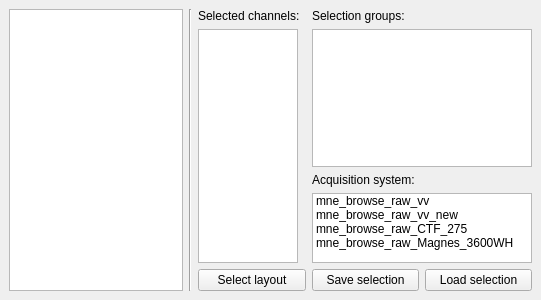
The window that applications/mne_browse_raw_qt/Windows/selectionmanagerwindow.ui (mne-tools/mne-cpp) describes before a commit, drawn with Qt 5.
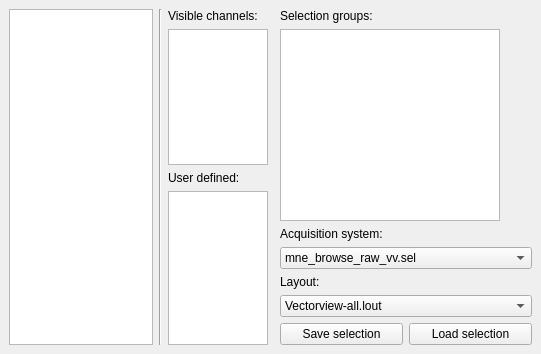
The same window after the commit.

Commit message: - almost finished selection manager - channels are now plotted, can be selected and corresponding rows are hidden in the raw data view - renamened ChannelItem to channelSceneItem

Diff of the .ui file:
```diff
--- a/applications/mne_browse_raw_qt/Windows/selectionmanagerwindow.ui
+++ b/applications/mne_browse_raw_qt/Windows/selectionmanagerwindow.ui
@@ -7,7 +7,7 @@
     <x>0</x>
     <y>0</y>
     <width>541</width>
-    <height>300</height>
+    <height>354</height>
    </rect>
   </property>
   <property name="allowedAreas">
@@ -18,29 +18,7 @@
   </property>
   <widget class="QWidget" name="dockWidgetContents">
    <layout class="QGridLayout" name="gridLayout">
-    <item row="1" column="2" rowspan="3" colspan="2">
-     <widget class="QListWidget" name="m_listWidget_selectedChannels">
-      <property name="sizePolicy">
-       <sizepolicy hsizetype="Fixed" vsizetype="Preferred">
-        <horstretch>0</horstretch>
-        <verstretch>0</verstretch>
-       </sizepolicy>
-      </property>
-      <property name="minimumSize">
-       <size>
-        <width>100</width>
-        <height>0</height>
-       </size>
-      </property>
-      <property name="maximumSize">
-       <size>
-        <width>100</width>
-        <height>16777215</height>
-       </size>
-      </property>
-     </widget>
-    </item>
-    <item row="4" column="6">
+    <item row="13" column="6">
      <widget class="QPushButton" name="pushButton_changeSelection">
       <property name="sizePolicy">
        <sizepolicy hsizetype="Preferred" vsizetype="Fixed">
@@ -53,80 +31,38 @@
       </property>
      </widget>
     </item>
-    <item row="3" column="5" colspan="2">
-     <widget class="QListWidget" name="m_listWidget_selectionFiles">
-      <property name="sizePolicy">
-       <sizepolicy hsizetype="Fixed" vsizetype="Preferred">
-        <horstretch>0</horstretch>
-        <verstretch>0</verstretch>
-       </sizepolicy>
-      </property>
-      <property name="minimumSize">
-       <size>
-        <width>220</width>
-        <height>0</height>
-       </size>
-      </property>
-      <property name="maximumSize">
-       <size>
-        <width>220</width>
-        <height>16777215</height>
-       </size>
-      </property>
-      <property name="verticalScrollBarPolicy">
-       <enum>Qt::ScrollBarAsNeeded</enum>
-      </property>
-      <property name="horizontalScrollBarPolicy">
-       <enum>Qt::ScrollBarAsNeeded</enum>
-      </property>
-      <property name="sizeAdjustPolicy">
-       <enum>QAbstractScrollArea::AdjustToContents</enum>
-      </property>
+    <item row="12" column="5" colspan="2">
+     <widget class="QComboBox" name="m_comboBox_layoutFile">
       <item>
        <property name="text">
-        <string>mne_browse_raw_vv</string>
+        <string>Vectorview-all.lout</string>
        </property>
       </item>
       <item>
        <property name="text">
-        <string>mne_browse_raw_vv_new</string>
+        <string>Vectorview-grad.lout</string>
        </property>
       </item>
       <item>
        <property name="text">
-        <string>mne_browse_raw_CTF_275</string>
+        <string>Vectorview-mag.lout</string>
        </property>
       </item>
       <item>
        <property name="text">
-        <string>mne_browse_raw_Magnes_3600WH</string>
+        <string>CTF-275.lout</string>
        </property>
       </item>
      </widget>
     </item>
-    <item row="1" column="5" colspan="2">
-     <widget class="QListWidget" name="m_listWidget_selectionGroups">
-      <property name="sizePolicy">
-       <sizepolicy hsizetype="Fixed" vsizetype="Preferred">
-        <horstretch>0</horstretch>
-        <verstretch>0</verstretch>
-       </sizepolicy>
+    <item row="11" column="5">
+     <widget class="QLabel" name="label_4">
+      <property name="text">
+       <string>Layout:</string>
       </property>
-      <property name="minimumSize">
-       <size>
-        <width>220</width>
-        <height>0</height>
-       </size>
-      </property>
-      <property name="maximumSize">
-       <size>
-        <width>220</width>
-        <height>16777215</height>
-       </size>
-      </property>
      </widget>
     </item>
-    <item row="4" column="5">
+    <item row="13" column="5">
      <widget class="QPushButton" name="m_pushButton_saveSelection">
       <property name="sizePolicy">
        <sizepolicy hsizetype="Preferred" vsizetype="Fixed">
@@ -139,10 +75,54 @@
       </property>
      </widget>
     </item>
-    <item row="4" column="2" colspan="2">
-     <widget class="QPushButton" name="m_pushButton_selectLayout">
+    <item row="2" column="2">
+     <widget class="QLabel" name="label_5">
       <property name="text">
-       <string>Select layout</string>
+       <string>User defined:</string>
+      </property>
+     </widget>
+    </item>
+    <item row="3" column="2" rowspan="11">
+     <widget class="QListWidget" name="m_listWidget_userDefined">
+      <property name="sizePolicy">
+       <sizepolicy hsizetype="Fixed" vsizetype="Expanding">
+        <horstretch>0</horstretch>
+        <verstretch>0</verstretch>
+       </sizepolicy>
+      </property>
+      <property name="minimumSize">
+       <size>
+        <width>100</width>
+        <height>0</height>
+       </size>
+      </property>
+      <property name="maximumSize">
+       <size>
+        <width>100</width>
+        <height>16777215</height>
+       </size>
+      </property>
+     </widget>
+    </item>
+    <item row="1" column="2" colspan="2">
+     <widget class="QListWidget" name="m_listWidget_visibleChannels">
+      <property name="sizePolicy">
+       <sizepolicy hsizetype="Fixed" vsizetype="Preferred">
+        <horstretch>0</horstretch>
+        <verstretch>0</verstretch>
+       </sizepolicy>
+      </property>
+      <property name="minimumSize">
+       <size>
+        <width>100</width>
+        <height>0</height>
+       </size>
+      </property>
+      <property name="maximumSize">
+       <size>
+        <width>100</width>
+        <height>16777215</height>
+       </size>
       </property>
      </widget>
     </item>
@@ -155,7 +135,27 @@
        </sizepolicy>
       </property>
       <property name="text">
-       <string>Selected channels:</string>
+       <string>Visible channels:</string>
+      </property>
+     </widget>
+    </item>
+    <item row="0" column="1" rowspan="14">
+     <widget class="Line" name="line">
+      <property name="orientation">
+       <enum>Qt::Vertical</enum>
+      </property>
+     </widget>
+    </item>
+    <item row="0" column="0" rowspan="14">
+     <widget class="QGraphicsView" name="m_graphicsView_layoutPlot">
+      <property name="dragMode">
+       <enum>QGraphicsView::RubberBandDrag</enum>
+      </property>
+      <property name="transformationAnchor">
+       <enum>QGraphicsView::AnchorUnderMouse</enum>
+      </property>
+      <property name="resizeAnchor">
+       <enum>QGraphicsView::AnchorViewCenter</enum>
       </property>
      </widget>
     </item>
@@ -172,7 +172,7 @@
       </property>
      </widget>
     </item>
-    <item row="2" column="5">
+    <item row="9" column="5">
      <widget class="QLabel" name="label_3">
       <property name="sizePolicy">
        <sizepolicy hsizetype="Preferred" vsizetype="Fixed">
@@ -185,15 +185,51 @@
       </property>
      </widget>
     </item>
-    <item row="0" column="1" rowspan="5">
-     <widget class="Line" name="line">
-      <property name="orientation">
-       <enum>Qt::Vertical</enum>
+    <item row="1" column="5" rowspan="8" colspan="2">
+     <widget class="QListWidget" name="m_listWidget_selectionGroups">
+      <property name="sizePolicy">
+       <sizepolicy hsizetype="Fixed" vsizetype="Expanding">
+        <horstretch>0</horstretch>
+        <verstretch>0</verstretch>
+       </sizepolicy>
+      </property>
+      <property name="minimumSize">
+       <size>
+        <width>220</width>
+        <height>0</height>
+       </size>
+      </property>
+      <property name="maximumSize">
+       <size>
+        <width>220</width>
+        <height>16777215</height>
+       </size>
       </property>
      </widget>
     </item>
-    <item row="0" column="0" rowspan="5">
-     <widget class="QGraphicsView" name="m_graphicsView_layoutPlot"/>
+    <item row="10" column="5" colspan="2">
+     <widget class="QComboBox" name="m_comboBox_selectionFiles">
+      <item>
+       <property name="text">
+        <string>mne_browse_raw_vv.sel</string>
+       </property>
+      </item>
+      <item>
+       <property name="text">
+        <string>mne_browse_raw_vv_new.sel</string>
+       </property>
+      </item>
+      <item>
+       <property name="text">
+        <string>mne_browse_raw_CTF_275.sel</string>
+       </property>
+      </item>
+      <item>
+       <property name="text">
+        <string>mne_browse_raw_Magnes_3600WH.sel</string>
+       </property>
+      </item>
+     </widget>
     </item>
    </layout>
   </widget>
```
Left out of the diff: 7 changed lines with no effect on the pictures. The commit also changes 10 other files.
